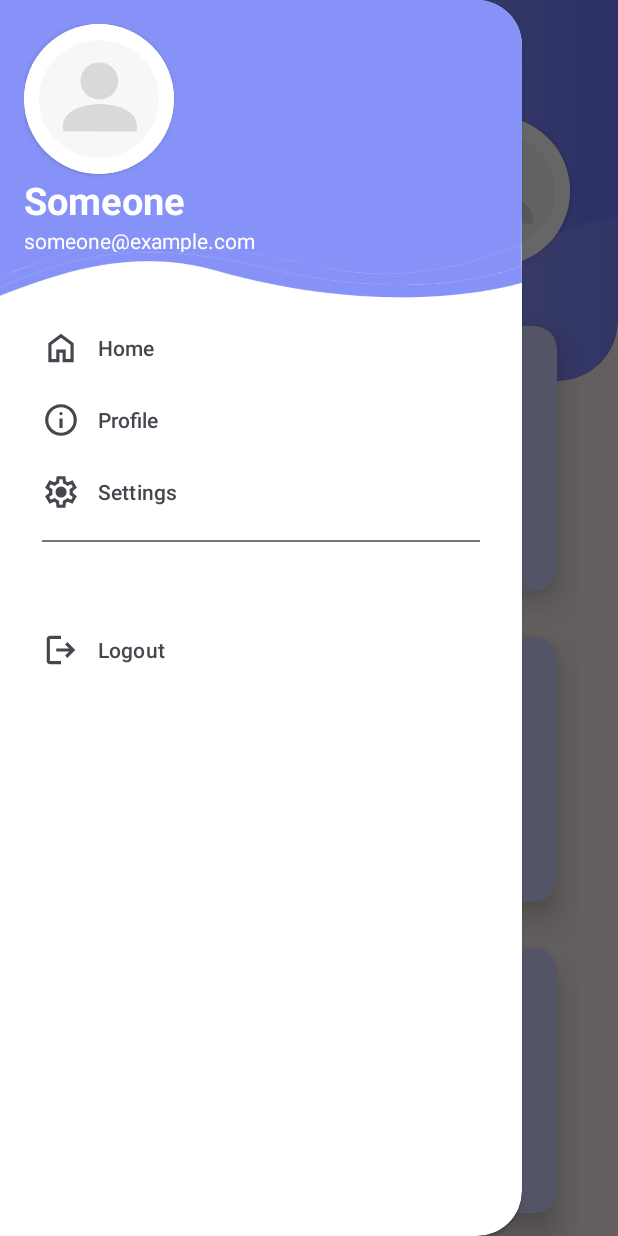
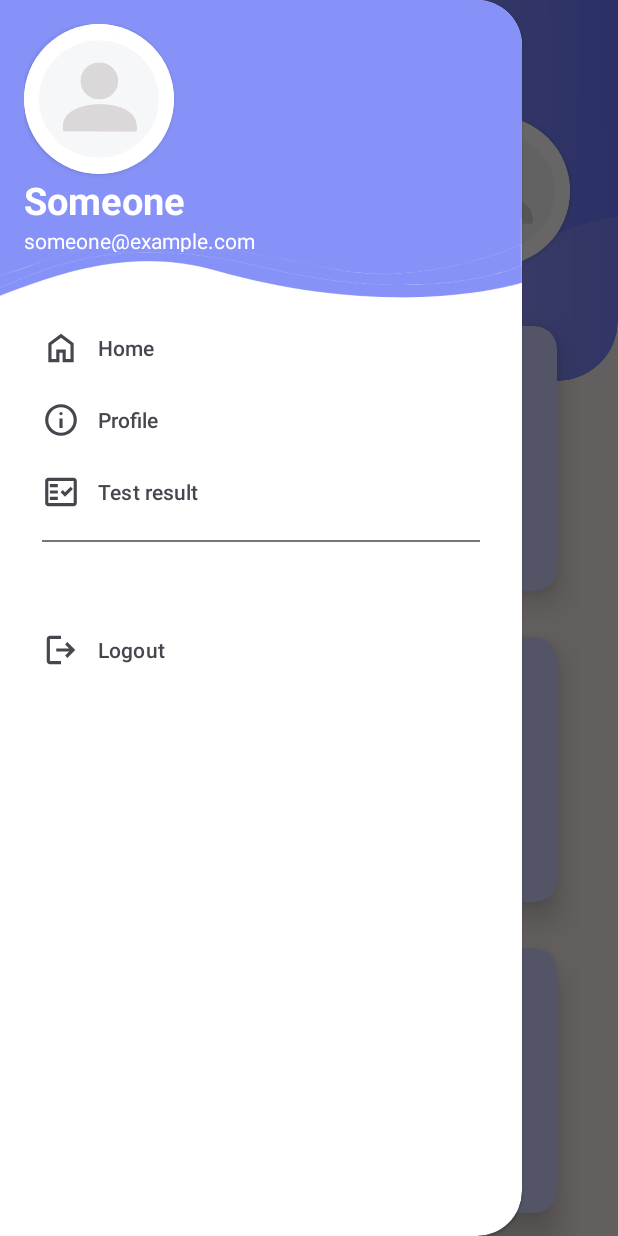
Before and after one commit to HyannII/StudyApp, an Android app: the MainActivity screen opened directly, with no data from a screen before it, with the side drawer open, on a phone screen of 412 x 824 dp. Run offline under Robolectric (Android 15) with nearby library versions, the phone set to English and light mode, and no system bars.

Commit message:
Nav drawer modified

```diff
--- a/app/src/main/java/com/example/myapplication/Activities/QuizActivity.java
+++ b/app/src/main/java/com/example/myapplication/Activities/QuizActivity.java
@@ -225,6 +225,7 @@ public class QuizActivity extends AppCompatActivity {
     }
     @Override
     public void onBackPressed() {
+        super.onBackPressed();
         showExitConfirmationDialog();
     }
     private void showExitConfirmationDialog() {
--- a/app/src/main/res/drawable/abc.xml
+++ b/app/src/main/res/drawable/abc.xml
@@ -3,7 +3,7 @@
     android:height="24dp"
     android:viewportWidth="960"
     android:viewportHeight="960"
-    android:tint="?attr/colorControlNormal">
+    android:tint="#3B608C">
   <path
       android:fillColor="@android:color/white"
       android:pathData="M680,600Q663,600 651.5,588.5Q640,577 640,560L640,400Q640,383 651.5,371.5Q663,360 680,360L800,360Q817,360 828.5,371.5Q840,383 840,400L840,440L780,440L780,420L700,420L700,540L780,540L780,520L840,520L840,560Q840,577 828.5,588.5Q817,600 800,600L680,600ZM380,600L380,360L540,360Q557,360 568.5,371.5Q580,383 580,400L580,440Q580,457 568.5,468.5Q557,480 540,480Q557,480 568.5,491.5Q580,503 580,520L580,560Q580,577 568.5,588.5Q557,600 540,600L380,600ZM440,450L520,450L520,420L440,420L440,450ZM440,540L520,540L520,510L440,510L440,540ZM120,600L120,400Q120,383 131.5,371.5Q143,360 160,360L280,360Q297,360 308.5,371.5Q320,383 320,400L320,600L260,600L260,540L180,540L180,600L120,600ZM180,480L260,480L260,420L180,420L180,480Z"/>
--- a/app/src/main/res/drawable/alternate_email.xml
+++ b/app/src/main/res/drawable/alternate_email.xml
@@ -3,7 +3,7 @@
     android:height="24dp"
     android:viewportWidth="960"
     android:viewportHeight="960"
-    android:tint="?attr/colorControlNormal">
+    android:tint="#3B608C">
   <path
       android:fillColor="@android:color/white"
       android:pathData="M480,880Q397,880 324,848.5Q251,817 197,763Q143,709 111.5,636Q80,563 80,480Q80,397 111.5,324Q143,251 197,197Q251,143 324,111.5Q397,80 480,80Q563,80 636,111.5Q709,143 763,197Q817,251 848.5,324Q880,397 880,480L880,538Q880,597 839.5,638.5Q799,680 740,680Q705,680 674,665Q643,650 622,622Q593,651 556.5,665.5Q520,680 480,680Q397,680 338.5,621.5Q280,563 280,480Q280,397 338.5,338.5Q397,280 480,280Q563,280 621.5,338.5Q680,397 680,480L680,538Q680,564 697,582Q714,600 740,600Q766,600 783,582Q800,564 800,538L800,480Q800,346 707,253Q614,160 480,160Q346,160 253,253Q160,346 160,480Q160,614 253,707Q346,800 480,800L680,800L680,880L480,880ZM480,600Q530,600 565,565Q600,530 600,480Q600,430 565,395Q530,360 480,360Q430,360 395,395Q360,430 360,480Q360,530 395,565Q430,600 480,600Z"/>
--- a/app/src/main/res/drawable/cake.xml
+++ b/app/src/main/res/drawable/cake.xml
@@ -3,7 +3,7 @@
     android:height="24dp"
     android:viewportWidth="960"
     android:viewportHeight="960"
-    android:tint="?attr/colorControlNormal">
+    android:tint="#3B608C">
   <path
       android:fillColor="@android:color/white"
       android:pathData="M160,880Q143,880 131.5,868.5Q120,857 120,840L120,640Q120,607 143.5,583.5Q167,560 200,560L200,560L200,400Q200,367 223.5,343.5Q247,320 280,320L440,320L440,262Q422,250 411,233Q400,216 400,192Q400,177 406,162.5Q412,148 424,136L480,80L536,136Q548,148 554,162.5Q560,177 560,192Q560,216 549,233Q538,250 520,262L520,320L680,320Q713,320 736.5,343.5Q760,367 760,400L760,560L760,560Q793,560 816.5,583.5Q840,607 840,640L840,840Q840,857 828.5,868.5Q817,880 800,880L160,880ZM280,560L680,560L680,400Q680,400 680,400Q680,400 680,400L280,400Q280,400 280,400Q280,400 280,400L280,560ZM200,800L760,800L760,640Q760,640 760,640Q760,640 760,640L200,640Q200,640 200,640Q200,640 200,640L200,800ZM280,560L280,560Q280,560 280,560Q280,560 280,560L680,560Q680,560 680,560Q680,560 680,560L680,560L280,560ZM200,800L200,800Q200,800 200,800Q200,800 200,800L760,800Q760,800 760,800Q760,800 760,800L760,800L200,800ZM760,560L200,560L200,560L760,560L760,560Z"/>
--- /dev/null
+++ b/app/src/main/res/drawable/fact_check.xml
@@ -0,0 +1,10 @@
+<vector xmlns:android="http://schemas.android.com/apk/res/android"
+    android:width="24dp"
+    android:height="24dp"
+    android:viewportWidth="960"
+    android:viewportHeight="960"
+    android:tint="?attr/colorControlNormal">
+  <path
+      android:fillColor="@android:color/white"
+      android:pathData="M160,840Q127,840 103.5,816.5Q80,793 80,760L80,200Q80,167 103.5,143.5Q127,120 160,120L800,120Q833,120 856.5,143.5Q880,167 880,200L880,760Q880,793 856.5,816.5Q833,840 800,840L160,840ZM160,760L800,760Q800,760 800,760Q800,760 800,760L800,200Q800,200 800,200Q800,200 800,200L160,200Q160,200 160,200Q160,200 160,200L160,760Q160,760 160,760Q160,760 160,760ZM200,680L400,680L400,600L200,600L200,680ZM582,600L780,402L723,345L582,487L525,430L469,487L582,600ZM200,520L400,520L400,440L200,440L200,520ZM200,360L400,360L400,280L200,280L200,360ZM160,760L160,760Q160,760 160,760Q160,760 160,760L160,200Q160,200 160,200Q160,200 160,200L160,200Q160,200 160,200Q160,200 160,200L160,760Q160,760 160,760Q160,760 160,760Z"/>
+</vector>
--- a/app/src/main/res/drawable/lock.xml
+++ b/app/src/main/res/drawable/lock.xml
@@ -3,7 +3,7 @@
     android:height="24dp"
     android:viewportWidth="960"
     android:viewportHeight="960"
-    android:tint="?attr/colorControlNormal">
+    android:tint="#3B608C">
   <path
       android:fillColor="@android:color/white"
       android:pathData="M240,880Q207,880 183.5,856.5Q160,833 160,800L160,400Q160,367 183.5,343.5Q207,320 240,320L280,320L280,240Q280,157 338.5,98.5Q397,40 480,40Q563,40 621.5,98.5Q680,157 680,240L680,320L720,320Q753,320 776.5,343.5Q800,367 800,400L800,800Q800,833 776.5,856.5Q753,880 720,880L240,880ZM240,800L720,800Q720,800 720,800Q720,800 720,800L720,400Q720,400 720,400Q720,400 720,400L240,400Q240,400 240,400Q240,400 240,400L240,800Q240,800 240,800Q240,800 240,800ZM480,680Q513,680 536.5,656.5Q560,633 560,600Q560,567 536.5,543.5Q513,520 480,520Q447,520 423.5,543.5Q400,567 400,600Q400,633 423.5,656.5Q447,680 480,680ZM360,320L600,320L600,240Q600,190 565,155Q530,120 480,120Q430,120 395,155Q360,190 360,240L360,320ZM240,800Q240,800 240,800Q240,800 240,800L240,400Q240,400 240,400Q240,400 240,400L240,400Q240,400 240,400Q240,400 240,400L240,800Q240,800 240,800Q240,800 240,800L240,800Z"/>
--- a/app/src/main/res/drawable/person.xml
+++ b/app/src/main/res/drawable/person.xml
@@ -3,7 +3,7 @@
     android:height="24dp"
     android:viewportWidth="960"
     android:viewportHeight="960"
-    android:tint="?attr/colorControlNormal">
+    android:tint="#3B608C">
   <path
       android:fillColor="@android:color/white"
       android:pathData="M480,480Q414,480 367,433Q320,386 320,320Q320,254 367,207Q414,160 480,160Q546,160 593,207Q640,254 640,320Q640,386 593,433Q546,480 480,480ZM160,800L160,688Q160,654 177.5,625.5Q195,597 224,582Q286,551 350,535.5Q414,520 480,520Q546,520 610,535.5Q674,551 736,582Q765,597 782.5,625.5Q800,654 800,688L800,800L160,800ZM240,720L720,720L720,688Q720,677 714.5,668Q709,659 700,654Q646,627 591,613.5Q536,600 480,600Q424,600 369,613.5Q314,627 260,654Q251,659 245.5,668Q240,677 240,688L240,720ZM480,400Q513,400 536.5,376.5Q560,353 560,320Q560,287 536.5,263.5Q513,240 480,240Q447,240 423.5,263.5Q400,287 400,320Q400,353 423.5,376.5Q447,400 480,400ZM480,320Q480,320 480,320Q480,320 480,320Q480,320 480,320Q480,320 480,320Q480,320 480,320Q480,320 480,320Q480,320 480,320Q480,320 480,320ZM480,720L480,720Q480,720 480,720Q480,720 480,720Q480,720 480,720Q480,720 480,720Q480,720 480,720Q480,720 480,720Q480,720 480,720Q480,720 480,720L480,720L480,720Z"/>
--- a/app/src/main/res/drawable/wc.xml
+++ b/app/src/main/res/drawable/wc.xml
@@ -3,7 +3,7 @@
     android:height="24dp"
     android:viewportWidth="960"
     android:viewportHeight="960"
-    android:tint="?attr/colorControlNormal">
+    android:tint="#3B608C">
   <path
       android:fillColor="@android:color/white"
       android:pathData="M220,880L220,580L160,580L160,360Q160,327 183.5,303.5Q207,280 240,280L360,280Q393,280 416.5,303.5Q440,327 440,360L440,580L380,580L380,880L220,880ZM300,240Q267,240 243.5,216.5Q220,193 220,160Q220,127 243.5,103.5Q267,80 300,80Q333,80 356.5,103.5Q380,127 380,160Q380,193 356.5,216.5Q333,240 300,240ZM600,880L600,640L480,640L582,334Q590,308 611.5,294Q633,280 660,280Q687,280 708.5,294Q730,308 738,334L840,640L720,640L720,880L600,880ZM660,240Q627,240 603.5,216.5Q580,193 580,160Q580,127 603.5,103.5Q627,80 660,80Q693,80 716.5,103.5Q740,127 740,160Q740,193 716.5,216.5Q693,240 660,240Z"/>
--- a/app/src/main/res/layout/activity_profile.xml
+++ b/app/src/main/res/layout/activity_profile.xml
@@ -178,6 +178,7 @@
         android:layout_marginTop="20dp"
         android:text="Username"
         android:textSize="20sp"
+        android:textColor="#3B608C"
         app:layout_constraintEnd_toEndOf="@+id/cardView2"
         app:layout_constraintHorizontal_bias="0.482"
         app:layout_constraintStart_toStartOf="@+id/cardView2"
--- a/app/src/main/res/menu/nav_menu.xml
+++ b/app/src/main/res/menu/nav_menu.xml
@@ -20,8 +20,8 @@
 
         <item
             android:id="@+id/nav_settings"
-            android:icon="@drawable/settings"
-            android:title="Settings" />
+            android:icon="@drawable/fact_check"
+            android:title="Test result" />
     </group>
     <item
         android:title="">
```
Also changed, not shown: app/src/main/res/drawable/dialpad.xml (+1 -1 lines).
